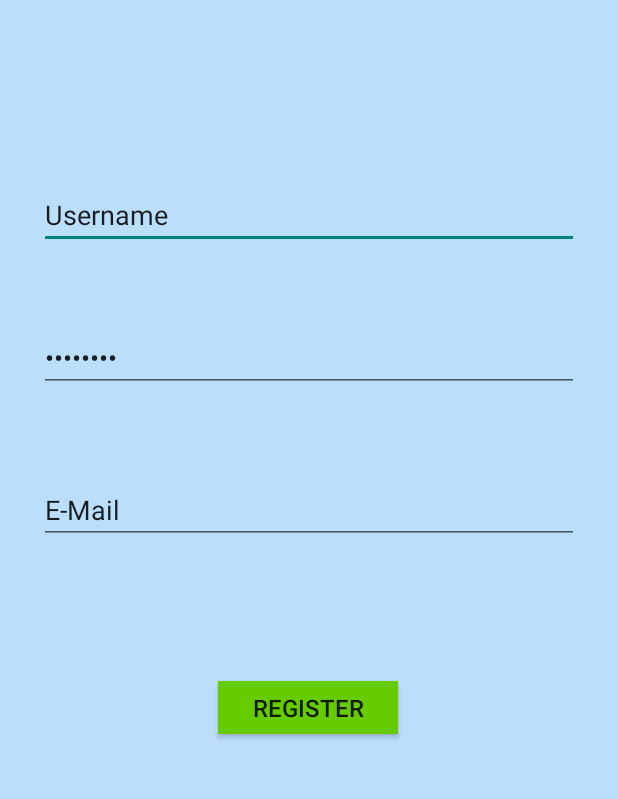
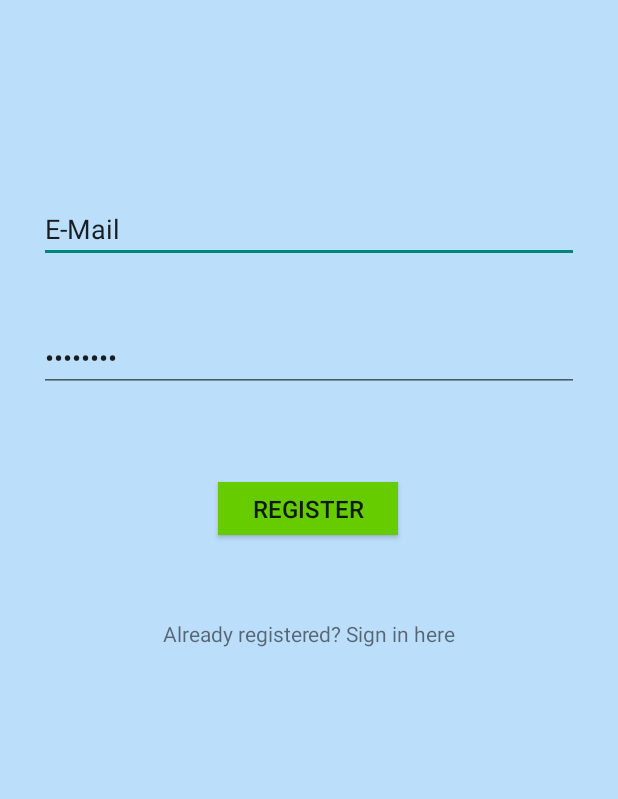
Before and after one commit to wanmoon/FinWal, an Android app: the layout signup.xml on its own in the app's theme, with its tools: preview values and no code run, on a phone screen of 412 x 824 dp, the part 331-1130 px from its top. Run offline under Robolectric (Android 15) with nearby library versions, the light colour scheme and no system bars.

Commit message:
signup login and logout

```diff
--- a/app/src/main/res/layout/signup.xml
+++ b/app/src/main/res/layout/signup.xml
@@ -8,6 +8,8 @@
     android:layout_height="match_parent"
     android:background="@color/backgroundColor"
     android:gravity="center_vertical">
+
+
 
 
     <ImageView
@@ -30,15 +32,14 @@
         android:layout_marginTop="8dp" />
 
     <EditText
-
-        android:id="@+id/editTextUsername"
+        android:id="@+id/editTextEmail"
         android:layout_width="0dp"
         android:layout_height="wrap_content"
         android:ems="10"
-        android:inputType="text"
-        android:text="Username"
+        android:inputType="textEmailAddress"
+        android:text="E-Mail"
+        tools:layout_constraintTop_creator="1"
         tools:layout_constraintRight_creator="1"
-        tools:layout_constraintBottom_creator="1"
         android:layout_marginStart="26dp"
         android:layout_marginEnd="26dp"
         app:layout_constraintRight_toRightOf="parent"
@@ -46,14 +47,14 @@
         app:layout_constraintLeft_toLeftOf="parent"
         android:layout_marginLeft="8dp"
         android:layout_marginRight="8dp"
+        android:layout_marginTop="8dp"
+        app:layout_constraintTop_toTopOf="parent"
+        app:layout_constraintBottom_toBottomOf="parent"
         android:layout_marginBottom="8dp"
-        app:layout_constraintTop_toTopOf="parent"
-        android:layout_marginTop="8dp"
-        app:layout_constraintBottom_toBottomOf="parent"
-        app:layout_constraintVertical_bias="0.437" />
+        app:layout_constraintVertical_bias="0.449"
+        app:layout_constraintHorizontal_bias="1.0" />
 
     <EditText
-
         android:id="@+id/editTextPassword"
         android:layout_width="0dp"
         android:layout_height="wrap_content"
@@ -75,30 +76,9 @@
         android:layout_marginRight="8dp"
         android:layout_marginLeft="8dp" />
 
-    <EditText
-        android:id="@+id/editTextEmail"
-        android:layout_width="0dp"
-        android:layout_height="wrap_content"
-        android:ems="10"
-        android:inputType="textEmailAddress"
-        android:text="E-Mail"
-        tools:layout_constraintTop_creator="1"
-        tools:layout_constraintRight_creator="1"
-        android:layout_marginStart="26dp"
-        android:layout_marginEnd="26dp"
-        app:layout_constraintRight_toRightOf="parent"
-        tools:layout_constraintLeft_creator="1"
-        app:layout_constraintLeft_toLeftOf="parent"
-        android:layout_marginLeft="8dp"
-        android:layout_marginRight="8dp"
-        android:layout_marginTop="8dp"
-        app:layout_constraintTop_toTopOf="parent"
-        app:layout_constraintBottom_toBottomOf="parent"
-        android:layout_marginBottom="8dp"
-        app:layout_constraintVertical_bias="0.695" />
 
     <Button
-        android:id="@+id/btnRegister"
+        android:id="@+id/buttonRegister"
         android:layout_width="120dp"
         android:layout_height="35dp"
         android:text="Register"
@@ -115,7 +95,28 @@
         android:layout_marginBottom="8dp"
         android:layout_marginLeft="8dp"
         app:layout_constraintHorizontal_bias="0.484"
-        app:layout_constraintVertical_bias="0.863" />
+        app:layout_constraintVertical_bias="0.691" />
+
+    <TextView
+        android:id="@+id/textViewSignIn"
+        android:layout_width="wrap_content"
+        android:layout_height="wrap_content"
+        android:layout_marginBottom="8dp"
+        android:layout_marginLeft="8dp"
+        android:layout_marginRight="8dp"
+        android:layout_marginTop="8dp"
+        android:background="@android:color/transparent"
+        android:text="Already registered? Sign in here"
+        app:layout_constraintBottom_toBottomOf="parent"
+        app:layout_constraintLeft_toLeftOf="parent"
+        app:layout_constraintRight_toRightOf="parent"
+        app:layout_constraintTop_toTopOf="parent"
+        app:layout_constraintVertical_bias="0.793"
+        tools:layout_conversion_absoluteHeight="14dp"
+        tools:layout_conversion_absoluteWidth="130dp"
+        tools:layout_conversion_absoluteX="127dp"
+        tools:layout_conversion_absoluteY="433dp"
+        app:layout_constraintHorizontal_bias="0.502" />
 
 
 </android.support.constraint.ConstraintLayout>
--- a/app/src/main/res/values/strings.xml
+++ b/app/src/main/res/values/strings.xml
@@ -7,5 +7,4 @@
     <string name="action_settings">Settings</string>/>
 
 
-
 </resources>
--- a/build.gradle
+++ b/build.gradle
@@ -5,7 +5,7 @@ buildscript {
         jcenter()
     }
     dependencies {
-        classpath 'com.android.tools.build:gradle:2.3.2'
+        classpath 'com.android.tools.build:gradle:2.3.3'
         classpath 'com.google.gms:google-services:3.0.0'
 
         // NOTE: Do not place your application dependencies here; they belong
```
Also changed, not shown: app/build.gradle (+6 -6 lines), app/src/main/AndroidManifest.xml (+5 -13 lines), app/src/main/java/com/wanmoon/finwal/ForgetPSW.java (deleted, +0 -8 lines), app/src/main/java/com/wanmoon/finwal/ForgotPassword.java (added, +8 -0 lines), app/src/main/java/com/wanmoon/finwal/Home.java (+33 -0 lines), app/src/main/java/com/wanmoon/finwal/Login.java (+69 -49 lines), app/src/main/java/com/wanmoon/finwal/MainActivity.java (+87 -108 lines), app/src/main/java/com/wanmoon/finwal/SignUp.java (+5 -30 lines), app/src/main/java/com/wanmoon/finwal/SpeechToText.java (+115 -3 lines), app/src/main/res/layout/home.xml (+29 -5 lines), app/src/main/res/layout/login.xml (+35 -13 lines).
